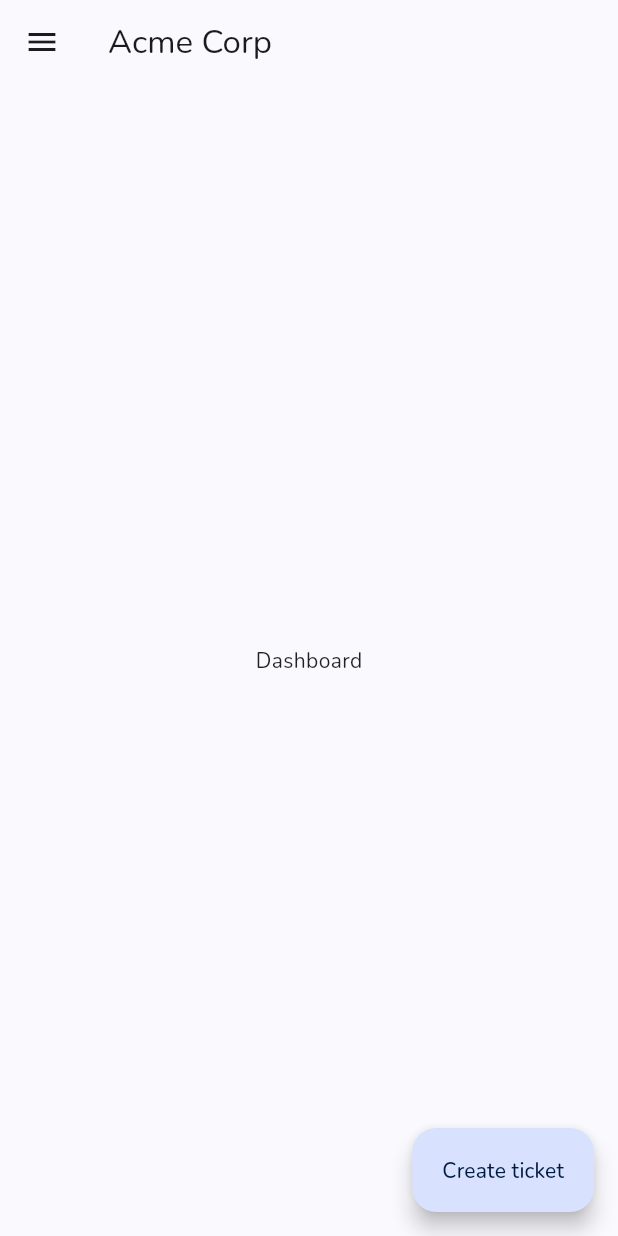
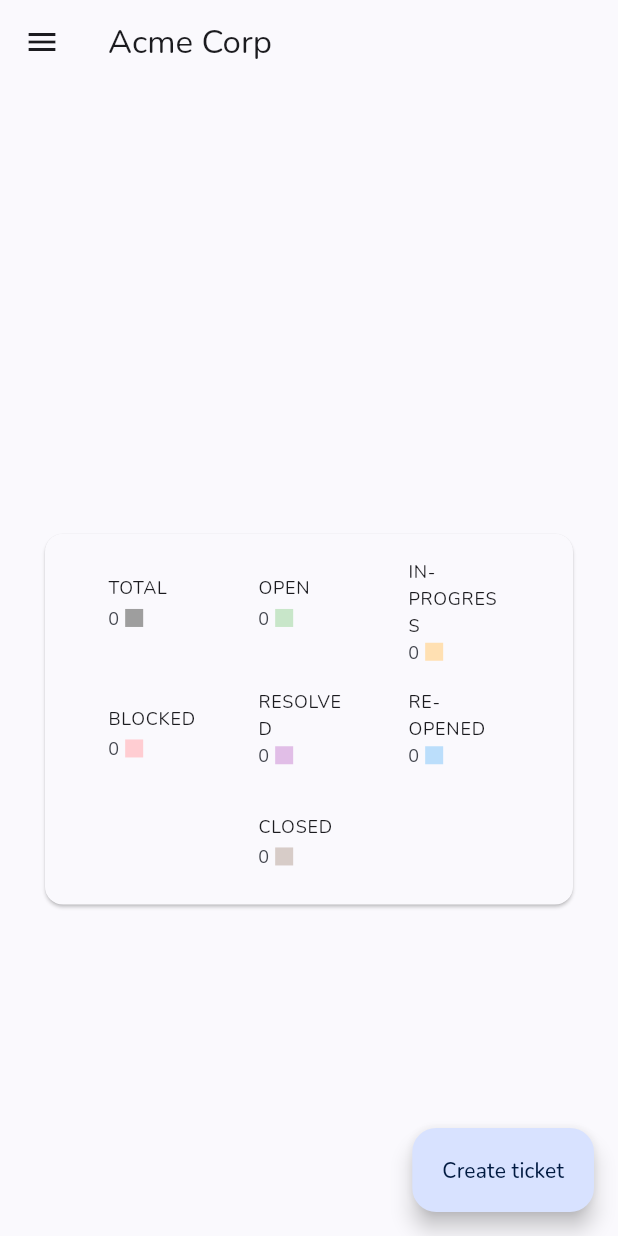
Before and after one commit to sugedavid/Acme-Corp, a Flutter app: the screen it shows once a user with an empty profile is signed in, on a phone screen of 412 x 824 dp. Run offline on Flutter 3.47's test engine with Material 2 defaults, Android fonts, the phone set to English and light mode, and no system bars; drawn by our look-alikes of fl_chart; our stand-ins replace file_picker, firebase_auth, firebase_core, firebase_database, firebase_storage, flutter_riverpod and 2 more; accounts and stored records are empty.

Commit message:
feat: dashboard (#6)

```diff
--- a/lib/core/utils.dart
+++ b/lib/core/utils.dart
@@ -74,7 +74,7 @@ final List<Map<dynamic, dynamic>> customerItems = [
 // List of transitions
 var transitions = [
   'OPEN',
-  'IN- PROGRESS',
+  'IN-PROGRESS',
   'BLOCKED',
   'RESOLVED',
   'RE-OPENED',
@@ -85,16 +85,16 @@ Color? statusColor(status) {
   switch (status) {
     case 'OPEN':
       return Colors.green[100];
-    case 'IN- PROGRESS':
+    case 'IN-PROGRESS':
       return Colors.orange[100];
     case 'BLOCKED':
       return Colors.red[100];
     case 'RESOLVED':
       return Colors.purple[100];
     case 'RE-OPENED':
-      return Colors.green[100];
+      return Colors.blue[100];
     case 'CLOSED':
-      return Colors.red[100];
+      return Colors.brown[100];
     default:
       return Colors.grey;
   }
--- a/lib/presentation/Home/HomePage.dart
+++ b/lib/presentation/Home/HomePage.dart
@@ -1,6 +1,7 @@
 import 'package:acme_corp/core/utils.dart';
 import 'package:acme_corp/domain/strings.dart';
 import 'package:acme_corp/presentation/Home/components/CreateTicketForm.dart';
+import 'package:acme_corp/presentation/Home/components/DashboardFragment.dart';
 import 'package:acme_corp/presentation/Home/components/DrawerMenu.dart';
 import 'package:acme_corp/presentation/Home/components/TicketsFragment.dart';
 import 'package:acme_corp/presentation/shared/color_schemes.g.dart';
@@ -22,7 +23,7 @@ class HomePage extends ConsumerWidget {
     var navIndex = ref.watch(navProvider);
 
     final fragmentPages = <Widget>[
-      const Center(child: Text('Dashboard')),
+      const DashboardFragment(),
       const TicketsFragment(),
     ];
 
--- a/lib/presentation/Home/TicketDetailPage.dart
+++ b/lib/presentation/Home/TicketDetailPage.dart
@@ -93,12 +93,12 @@ class TicketDetailPage extends ConsumerWidget {
                   color: Colors.white,
                   child: ListTile(
                     contentPadding: const EdgeInsets.all(10),
-                    title: Text(ticketInfo['title']),
+                    title: Text(ticketInfo['title'] ?? ''),
                     subtitle: Column(
                       crossAxisAlignment: CrossAxisAlignment.start,
                       children: [
                         Text(
-                          ticketInfo['description'],
+                          ticketInfo['description'] ?? '',
                           style: const TextStyle(fontSize: 12),
                           textAlign: TextAlign.start,
                         ),
@@ -108,7 +108,7 @@ class TicketDetailPage extends ConsumerWidget {
                                 statusColor(ticketInfo['status']) ??
                                     Colors.purple[100],
                             label: Text(
-                              ticketInfo['status'],
+                              ticketInfo['status'] ?? '',
                               style: const TextStyle(fontSize: 8),
                             )),
                       ],
@@ -196,7 +196,7 @@ class TicketDetailPage extends ConsumerWidget {
                       future: getUserInfo(userId, 'userType'),
                       builder: (context, snapshot) {
                         return Wrap(
-                          crossAxisAlignment: WrapCrossAlignment.end,
+                          alignment: WrapAlignment.end,
                           children: [
                             if (snapshot.data.toString() == 'Agent') ...{
                               // view uploaded file
--- a/lib/presentation/Home/components/DashboardFragment.dart
+++ b/lib/presentation/Home/components/DashboardFragment.dart
@@ -0,0 +1,393 @@
+import 'package:acme_corp/core/utils.dart';
+import 'package:acme_corp/presentation/shared/color_schemes.g.dart';
+import 'package:firebase_auth/firebase_auth.dart';
+import 'package:firebase_database/firebase_database.dart';
+import 'package:fl_chart/fl_chart.dart';
+import 'package:flutter/material.dart';
+import 'package:loading_animation_widget/loading_animation_widget.dart';
+
+class DashboardFragment extends StatefulWidget {
+  const DashboardFragment({Key? key}) : super(key: key);
+
+  @override
+  State<DashboardFragment> createState() => _DashboardFragmentState();
+}
+
+class _DashboardFragmentState extends State<DashboardFragment> {
+  String agent = FirebaseAuth.instance.currentUser?.uid ?? '';
+
+  @override
+  Widget build(BuildContext context) {
+    var tickets = <dynamic>[];
+    var users = <dynamic>[];
+
+    var open = <dynamic>[];
+    var inProgress = <dynamic>[];
+    var blocked = <dynamic>[];
+    var resolved = <dynamic>[];
+    var reopened = <dynamic>[];
+    var closed = <dynamic>[];
+
+    return Scaffold(
+      body: StreamBuilder<Object>(
+          stream: FirebaseDatabase.instance.ref('tickets').onValue,
+          builder: (context, snapshot) {
+            // loading
+            if (snapshot.connectionState == ConnectionState.waiting) {
+              return Center(
+                  child: LoadingAnimationWidget.beat(
+                color: lightColorScheme.primary,
+                size: 18,
+              ));
+            }
+
+            // data
+            if ((snapshot.hasData &&
+                snapshot.data != null &&
+                (snapshot.data! as DatabaseEvent).snapshot.value != null)) {
+              var ticketsSnapshot = Map<dynamic, dynamic>.from(
+                  (snapshot.data as DatabaseEvent).snapshot.value
+                      as Map<dynamic, dynamic>);
+
+              tickets.clear();
+              open.clear();
+              inProgress.clear();
+              blocked.clear();
+              resolved.clear();
+              reopened.clear();
+              closed.clear();
+
+              ticketsSnapshot.forEach((key, value) {
+                if (value['agent'] == agent) {
+                  tickets.add(value);
+
+                  switch (value['status']) {
+                    case 'OPEN':
+                      open.add(value);
+                      break;
+                    case 'IN-PROGRESS':
+                      inProgress.add(value);
+                      break;
+                    case 'BLOCKED':
+                      blocked.add(value);
+                      break;
+                    case 'RESOLVED':
+                      resolved.add(value);
+                      break;
+                    case 'RE-OPENED':
+                      reopened.add(value);
+                      break;
+                    case 'CLOSED':
+                      closed.add(value);
+                      break;
+                    default:
+                  }
+                }
+              });
+            }
+            return ListView(shrinkWrap: true, children: [
+              // pie chat
+              SizedBox(
+                height: 300,
+                child: Padding(
+                    padding: const EdgeInsets.all(10),
+                    child: PieChart(PieChartData(
+                        centerSpaceRadius: 5,
+                        borderData: FlBorderData(show: false),
+                        sectionsSpace: 2,
+                        sections: [
+                          PieChartSectionData(
+                              value: open.length.toDouble(),
+                              color: statusColor('OPEN'),
+                              radius: 100),
+                          PieChartSectionData(
+                              value: inProgress.length.toDouble(),
+                              color: statusColor('IN-PROGRESS'),
+                              radius: 100),
+                          PieChartSectionData(
+                              value: blocked.length.toDouble(),
+                              color: statusColor('BLOCKED'),
+                              radius: 100),
+                          PieChartSectionData(
+                              value: resolved.length.toDouble(),
+                              color: statusColor('RESOLVED'),
+                              radius: 100),
+                          PieChartSectionData(
+                              value: reopened.length.toDouble(),
+                              color: statusColor('RE-OPENED'),
+                              radius: 100),
+                          PieChartSectionData(
+                              value: closed.length.toDouble(),
+                              color: statusColor('CLOSED'),
+                              radius: 100),
+                        ]))),
+              ),
+
+              // tickets
+              Card(
+                  margin: const EdgeInsets.symmetric(horizontal: 30),
+                  child: Padding(
+                    padding: const EdgeInsets.all(8.0),
+                    child: Wrap(
+                      crossAxisAlignment: WrapCrossAlignment.start,
+                      alignment: WrapAlignment.center,
+                      children: [
+                        // total tickets
+                        SizedBox(
+                          width: 100,
+                          child: ListTile(
+                            title: const Text(
+                              'TOTAL',
+                              style: TextStyle(fontSize: 12),
+                            ),
+                            subtitle: Row(
+                              crossAxisAlignment: CrossAxisAlignment.center,
+                              mainAxisAlignment: MainAxisAlignment.start,
+                              children: [
+                                Padding(
+                                  padding: const EdgeInsets.only(right: 4),
+                                  child: Text(
+                                    tickets.length.toString(),
+                                    style: const TextStyle(fontSize: 12),
+                                  ),
+                                ),
+                                Container(
+                                  color: statusColor(''),
+                                  height: 12,
+                                  width: 12,
+                                )
+                              ],
+                            ),
+                          ),
+                        ),
+
+                        // open tickets
+                        SizedBox(
+                          width: 100,
+                          child: ListTile(
+                            title: const Text(
+                              'OPEN',
+                              style: TextStyle(fontSize: 12),
+                            ),
+                            subtitle: Row(
+                              crossAxisAlignment: CrossAxisAlignment.center,
+                              mainAxisAlignment: MainAxisAlignment.start,
+                              children: [
+                                Padding(
+                                  padding: const EdgeInsets.only(right: 4),
+                                  child: Text(
+                                    open.length.toString(),
+                                    style: const TextStyle(fontSize: 12),
+                                  ),
+                                ),
+                                Container(
+                                  color: statusColor('OPEN'),
+                                  height: 12,
+                                  width: 12,
+                                )
+                              ],
+                            ),
+                          ),
+                        ),
+
+                        // in progress tickets
+                        SizedBox(
+                          width: 100,
+                          child: ListTile(
+                            title: const Text(
+                              'IN-PROGRESS',
+                              style: TextStyle(fontSize: 12),
+                            ),
+                            subtitle: Row(
+                              crossAxisAlignment: CrossAxisAlignment.center,
+                              mainAxisAlignment: MainAxisAlignment.start,
+                              children: [
+                                Padding(
+                                  padding: const EdgeInsets.only(right: 4),
+                                  child: Text(
+                                    inProgress.length.toString(),
+                                    style: const TextStyle(fontSize: 12),
+                                  ),
+                                ),
+                                Container(
+                                  color: statusColor('IN-PROGRESS'),
+                                  height: 12,
+                                  width: 12,
+                                )
+                              ],
+                            ),
+                          ),
+                        ),
+
+                        // blocked tickets
+                        SizedBox(
+                          width: 100,
+                          child: ListTile(
+                            title: const Text(
+                              'BLOCKED',
+                              style: TextStyle(fontSize: 12),
+                            ),
+                            subtitle: Row(
+                              crossAxisAlignment: CrossAxisAlignment.center,
+                              mainAxisAlignment: MainAxisAlignment.start,
+                              children: [
+                                Padding(
+                                  padding: const EdgeInsets.only(right: 4),
+                                  child: Text(
+                                    blocked.length.toString(),
+                                    style: const TextStyle(fontSize: 12),
+                                  ),
+                                ),
+                                Container(
+                                  color: statusColor('BLOCKED'),
+                                  height: 12,
+                                  width: 12,
+                                )
+                              ],
+                            ),
+                          ),
+                        ),
+
+                        // resolved tickets
+                        SizedBox(
+                          width: 100,
+                          child: ListTile(
+                            title: const Text(
+                              'RESOLVED',
+                              style: TextStyle(fontSize: 12),
+                            ),
+                            subtitle: Row(
+                              crossAxisAlignment: CrossAxisAlignment.center,
+                              mainAxisAlignment: MainAxisAlignment.start,
+                              children: [
+                                Padding(
+                                  padding: const EdgeInsets.only(right: 4),
+                                  child: Text(
+                                    resolved.length.toString(),
+                                    style: const TextStyle(fontSize: 12),
+                                  ),
+                                ),
+                                Container(
+                                  color: statusColor('RESOLVED'),
+                                  height: 12,
+                                  width: 12,
+                                )
+                              ],
+                            ),
+                          ),
+                        ),
+
+                        // reopend tickets
+                        SizedBox(
+                          width: 100,
+                          child: ListTile(
+                            title: const Text(
+                              'RE-OPENED',
+                              style: TextStyle(fontSize: 12),
+                            ),
+                            subtitle: Row(
+                              crossAxisAlignment: CrossAxisAlignment.center,
+                              mainAxisAlignment: MainAxisAlignment.start,
+                              children: [
+                                Padding(
+                                  padding: const EdgeInsets.only(right: 4),
+                                  child: Text(
+                                    reopened.length.toString(),
+                                    style: const TextStyle(fontSize: 12),
+                                  ),
+                                ),
+                                Container(
+                                  color: statusColor('RE-OPENED'),
+                                  height: 12,
+                                  width: 12,
+                                )
+                              ],
+                            ),
+                          ),
+                        ),
+
+                        // closed tickets
+                        SizedBox(
+                          width: 100,
+                          child: ListTile(
+                            title: const Text(
+                              'CLOSED',
+                              style: TextStyle(fontSize: 12),
+                            ),
+                            subtitle: Row(
+                              crossAxisAlignment: CrossAxisAlignment.center,
+                              mainAxisAlignment: MainAxisAlignment.start,
+                              children: [
+                                Padding(
+                                  padding: const EdgeInsets.only(right: 4),
+                                  child: Text(
+                                    closed.length.toString(),
+                                    style: const TextStyle(fontSize: 12),
+                                  ),
+                                ),
+                                Container(
+                                  color: statusColor('CLOSED'),
+                                  height: 12,
+                                  width: 12,
+                                )
+                              ],
+                            ),
+                          ),
+                        ),
+                      ],
+                    ),
+                  )),
+
+              // agents
+              StreamBuilder<Object>(
+                  stream: FirebaseDatabase.instance.ref('users').onValue,
+                  builder: (context, snapshot2) {
+                    // data
+                    if ((snapshot2.hasData &&
+                        snapshot2.data != null &&
+                        (snapshot2.data! as DatabaseEvent).snapshot.value !=
+                            null)) {
+                      var usersSnapshot = Map<dynamic, dynamic>.from(
+                          (snapshot2.data as DatabaseEvent).snapshot.value
+                              as Map<dynamic, dynamic>);
+
+                      users.clear();
+
+                      usersSnapshot.forEach((key, value) {
+                        if (value['userType'] == 'Agent') {
+                          users.add(value);
+                        }
+                      });
+
+                      return Padding(
+                        padding: const EdgeInsets.symmetric(
+                            horizontal: 30, vertical: 10),
+                        child: DropdownButton(
+                          isExpanded: false,
+                          value: agent,
+                          icon: const Icon(Icons.keyboard_arrow_down),
+                          items: users.map((dynamic items) {
+                            return DropdownMenuItem(
+                              value: items['userId'],
+                              child: Text(
+                                items['name'],
+                                style: const TextStyle(fontSize: 12),
+                              ),
+                            );
+                          }).toList(),
+                          onChanged: (value) {
+                            setState(() {
+                              agent = value.toString();
+                            });
+                          },
+                        ),
+                      );
+                    }
+
+                    return Container();
+                  }),
+            ]);
+          }),
+    );
+  }
+}
--- a/pubspec.yaml
+++ b/pubspec.yaml
@@ -22,6 +22,9 @@ dependencies:
   firebase_storage: ^11.0.16
   intl: ^0.17.0
   url_launcher: ^6.1.10
+  mockito: ^5.3.2
+  firebase_auth_mocks: ^0.9.3
+  fl_chart: ^0.61.0
 
 dev_dependencies:
   flutter_test:
```
Also changed, not shown: pubspec.lock, 5 other files.
